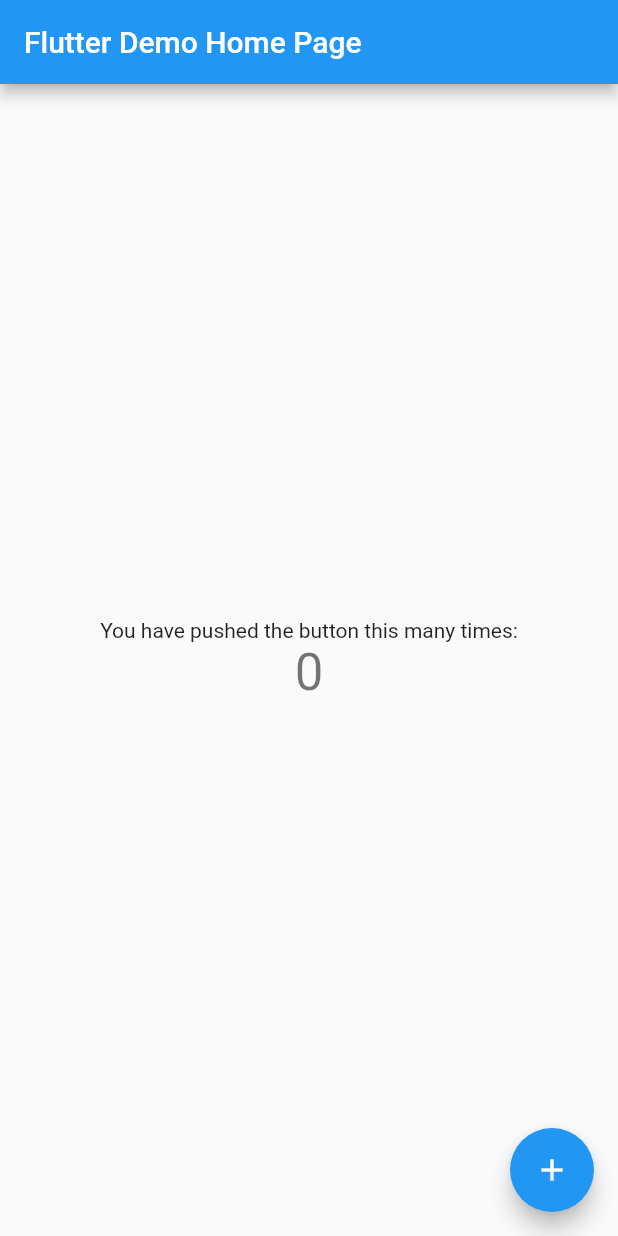
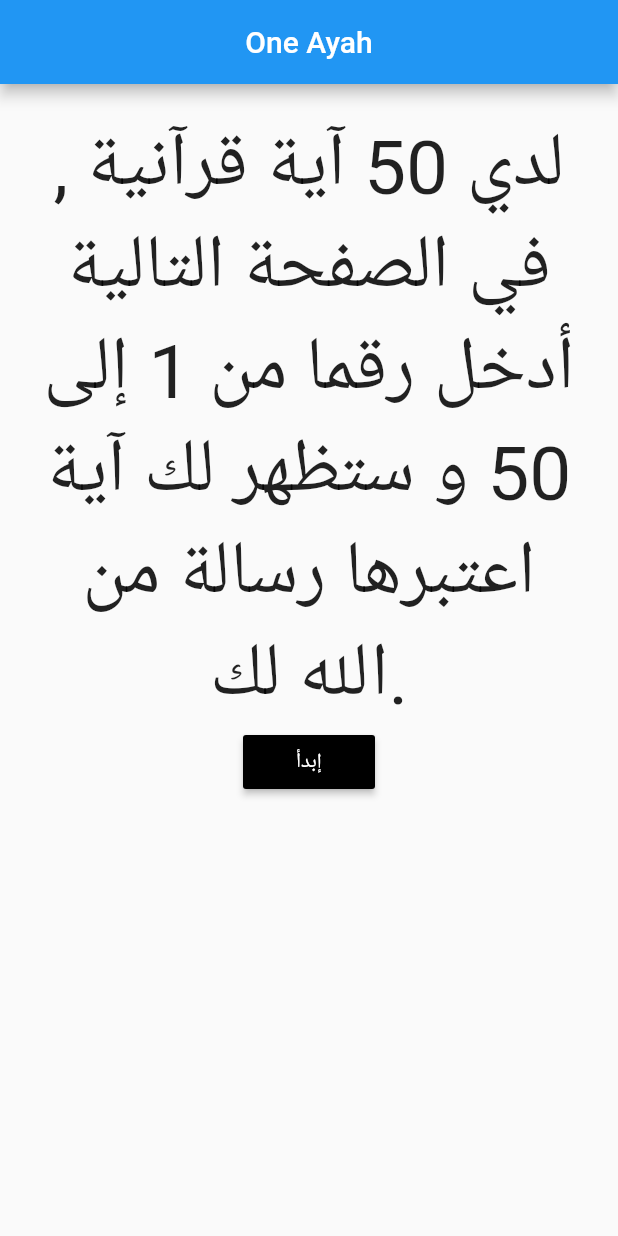
Before and after one commit to ammarlouah/ayah-app, a Flutter app: the screen it shows after launch, on a phone screen of 412 x 824 dp. Run offline on Flutter 3.47's test engine with Material 2 defaults, Android fonts, the phone set to English and light mode, and no system bars.

Commit message:
working on the intro page

```diff
--- a/lib/main.dart
+++ b/lib/main.dart
@@ -1,3 +1,4 @@
+import 'package:ayah_app/pages/intro.dart';
 import 'package:flutter/material.dart';
 
 void main() {
@@ -11,105 +12,7 @@
   @override
   Widget build(BuildContext context) {
     return MaterialApp(
-      title: 'Flutter Demo',
-      theme: ThemeData(
-        // This is the theme of your application.
-        //
-        // Try running your application with "flutter run". You'll see the
-        // application has a blue toolbar. Then, without quitting the app, try
-        // changing the primarySwatch below to Colors.green and then invoke
-        // "hot reload" (press "r" in the console where you ran "flutter run",
-        // or simply save your changes to "hot reload" in a Flutter IDE).
-        // Notice that the counter didn't reset back to zero; the application
-        // is not restarted.
-        primarySwatch: Colors.blue,
-      ),
-      home: const MyHomePage(title: 'Flutter Demo Home Page'),
+      home: Intro(),
     );
   }
 }
-
-class MyHomePage extends StatefulWidget {
-  const MyHomePage({Key? key, required this.title}) : super(key: key);
-
-  // This widget is the home page of your application. It is stateful, meaning
-  // that it has a State object (defined below) that contains fields that affect
-  // how it looks.
-
-  // This class is the configuration for the state. It holds the values (in this
-  // case the title) provided by the parent (in this case the App widget) and
-  // used by the build method of the State. Fields in a Widget subclass are
-  // always marked "final".
-
-  final String title;
-
-  @override
-  State<MyHomePage> createState() => _MyHomePageState();
-}
-
-class _MyHomePageState extends State<MyHomePage> {
-  int _counter = 0;
-
-  void _incrementCounter() {
-    setState(() {
-      // This call to setState tells the Flutter framework that something has
-      // changed in this State, which causes it to rerun the build method below
-      // so that the display can reflect the updated values. If we changed
-      // _counter without calling setState(), then the build method would not be
-      // called again, and so nothing would appear to happen.
-      _counter++;
-    });
-  }
-
-  @override
-  Widget build(BuildContext context) {
-    // This method is rerun every time setState is called, for instance as done
-    // by the _incrementCounter method above.
-    //
-    // The Flutter framework has been optimized to make rerunning build methods
-    // fast, so that you can just rebuild anything that needs updating rather
-    // than having to individually change instances of widgets.
-    return Scaffold(
-      appBar: AppBar(
-        // Here we take the value from the MyHomePage object that was created by
-        // the App.build method, and use it to set our appbar title.
-        title: Text(widget.title),
-      ),
-      body: Center(
-        // Center is a layout widget. It takes a single child and positions it
-        // in the middle of the parent.
-        child: Column(
-          // Column is also a layout widget. It takes a list of children and
-          // arranges them vertically. By default, it sizes itself to fit its
-          // children horizontally, and tries to be as tall as its parent.
-          //
-          // Invoke "debug painting" (press "p" in the console, choose the
-          // "Toggle Debug Paint" action from the Flutter Inspector in Android
-          // Studio, or the "Toggle Debug Paint" command in Visual Studio Code)
-          // to see the wireframe for each widget.
-          //
-          // Column has various properties to control how it sizes itself and
-          // how it positions its children. Here we use mainAxisAlignment to
-          // center the children vertically; the main axis here is the vertical
-          // axis because Columns are vertical (the cross axis would be
-          // horizontal).
-          mainAxisAlignment: MainAxisAlignment.center,
-          children: <Widget>[
-            const Text(
-              'You have pushed the button this many times:',
-            ),
-            Text(
-              '$_counter',
-              style: Theme.of(context).textTheme.headline4,
-            ),
-          ],
-        ),
-      ),
-      floatingActionButton: FloatingActionButton(
-        onPressed: _incrementCounter,
-        tooltip: 'Increment',
-        child: const Icon(Icons.add),
-      ), // This trailing comma makes auto-formatting nicer for build methods.
-    );
-  }
-}
--- /dev/null
+++ b/lib/pages/intro.dart
@@ -0,0 +1,37 @@
+import 'package:flutter/material.dart';
+
+class Intro extends StatelessWidget {
+  const Intro({Key? key}) : super(key: key);
+
+  @override
+  Widget build(BuildContext context) {
+    return Scaffold(
+      appBar: AppBar(
+        title: Center(
+          child: Text('One Ayah'),
+        ),
+      ),
+      body: Padding(
+        padding: const EdgeInsets.all(20.0),
+        child: Column(
+          children: [
+            Text(
+              'لدي 50 آية قرآنية , في الصفحة التالية أدخل رقما من 1 إلى 50 و ستظهر لك آية اعتبرها رسالة من الله لك.',
+              style: TextStyle(
+                fontSize: 50,
+              ),
+              textAlign: TextAlign.center,
+            ),
+            RaisedButton(
+              onPressed: () {},
+              color: Colors.black,
+              child: Text('إبدأ'),
+              textColor: Colors.white,
+
+            )
+          ],
+        ),
+      ),
+    );
+  }
+}
```
Also changed, not shown: 1 other file.
